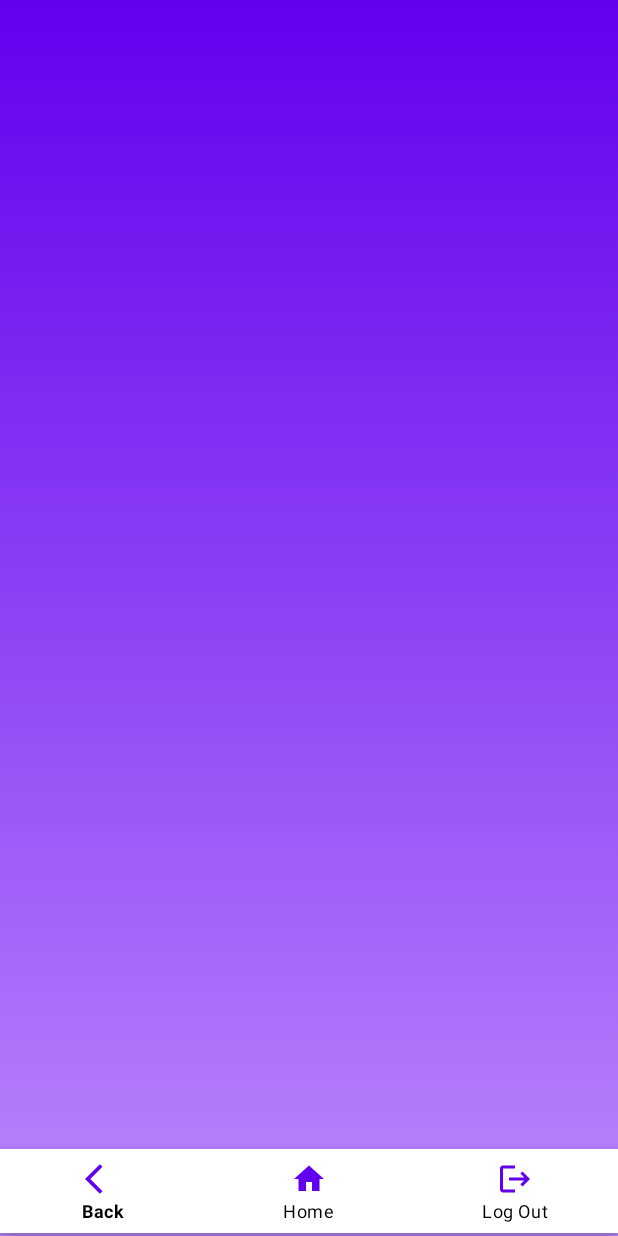
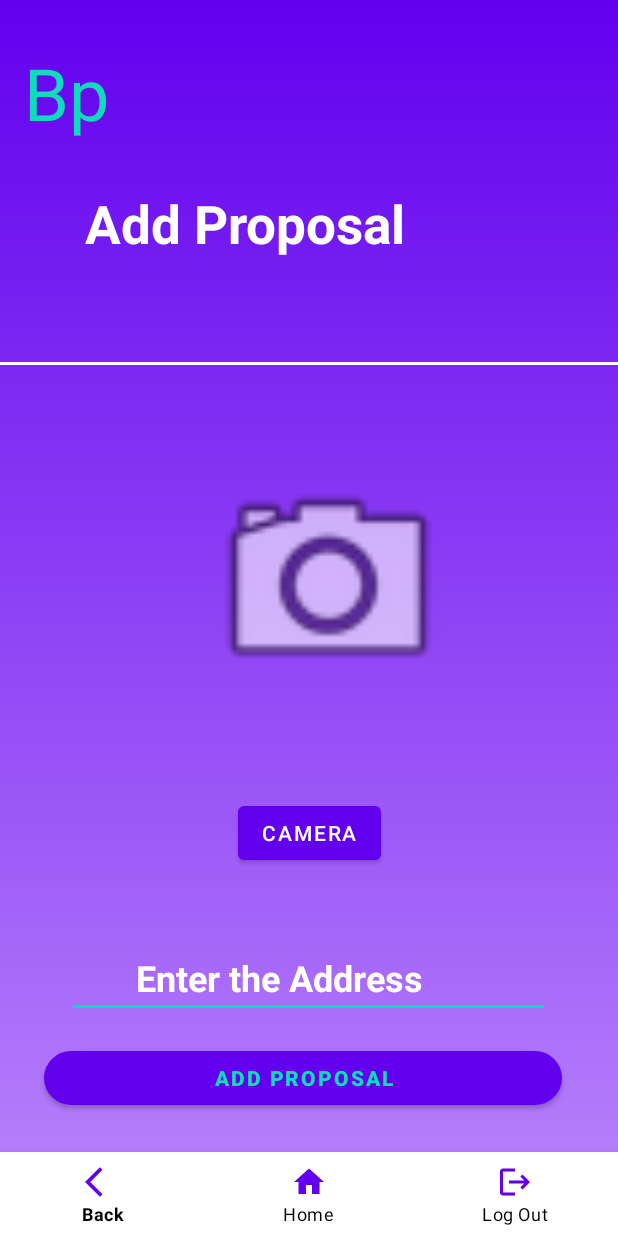
Before and after one commit to shan18u/BuildPlan-App, an Android app: the MainActivity screen opened directly, with no data from a screen before it, on a phone screen of 412 x 824 dp. Run offline under Robolectric (Android 15) with nearby library versions, the phone set to English and light mode, and no system bars.

Commit message:
Updated Main xml

```diff
--- a/app/src/main/res/layout/activity_main.xml
+++ b/app/src/main/res/layout/activity_main.xml
@@ -9,28 +9,126 @@
     tools:context=".MainActivity">
 
 
-    <FrameLayout
-        android:id="@+id/container"
-        android:layout_width="0dp"
-        android:layout_height="0dp"
+    <ImageView
+        android:id="@+id/ivUser"
+        android:layout_width="354dp"
+        android:layout_height="172dp"
+        app:layout_constraintBottom_toTopOf="@+id/btntakePictureLauncher"
+        app:layout_constraintEnd_toEndOf="parent"
+        app:layout_constraintHorizontal_bias="0.719"
+        app:layout_constraintStart_toStartOf="parent"
+        app:layout_constraintTop_toBottomOf="@+id/view3"
+        app:layout_constraintVertical_bias="0.5"
+        app:srcCompat="@android:drawable/ic_menu_camera"
+
+        />
+
+    <Button
+        android:id="@+id/accept2"
+        android:layout_width="345dp"
+        android:layout_height="48dp"
+        android:layout_marginStart="29dp"
+        android:layout_marginTop="6dp"
+        android:layout_marginEnd="37dp"
+        android:layout_marginBottom="15dp"
+        android:onClick="OnAcceptClick"
+        android:text="Add Proposal"
+        android:textColor="@color/blueblack"
+        android:textStyle="bold"
+        app:cornerRadius="45dp"
         app:layout_constraintBottom_toTopOf="@+id/bottom_navigation"
         app:layout_constraintEnd_toEndOf="parent"
+        app:layout_constraintHorizontal_bias="1.0"
+        app:layout_constraintStart_toStartOf="parent"
+        app:layout_constraintTop_toBottomOf="@+id/textView3"
+        app:layout_constraintVertical_bias="0.698" />
+
+    <EditText
+        android:id="@+id/textView3"
+        android:layout_width="322dp"
+        android:layout_height="51dp"
+        android:layout_marginTop="384dp"
+        android:layout_marginBottom="10dp"
+        android:hint="       Enter the Address"
+        android:textColorHint="@color/white"
+        android:textSize="24sp"
+        android:textStyle="bold"
+        app:layout_constraintBottom_toTopOf="@+id/accept2"
+        app:layout_constraintEnd_toEndOf="parent"
+        app:layout_constraintHorizontal_bias="0.493"
+        app:layout_constraintStart_toStartOf="parent"
+        app:layout_constraintTop_toBottomOf="@+id/view3" />
+
+    <TextView
+        android:id="@+id/imageView5"
+        android:layout_width="93dp"
+        android:layout_height="66dp"
+        android:shadowColor="#AD3B99"
+        android:text="Bp"
+        android:textColor="@color/blueblack"
+        android:textSize="48sp"
+        app:layout_constraintBottom_toTopOf="@+id/view3"
+        app:layout_constraintEnd_toEndOf="parent"
+        app:layout_constraintHorizontal_bias="0.05"
         app:layout_constraintStart_toStartOf="parent"
         app:layout_constraintTop_toTopOf="parent"
-    />
+        app:layout_constraintVertical_bias="0.166" />
+
+    <View
+        android:id="@+id/view3"
+        android:layout_width="wrap_content"
+        android:layout_height="2dp"
+        android:background="@color/white"
+        app:layout_constraintBottom_toTopOf="@+id/ivUser"
+        app:layout_constraintEnd_toEndOf="parent"
+        app:layout_constraintHorizontal_bias="0.0"
+        app:layout_constraintStart_toStartOf="parent"
+        app:layout_constraintTop_toBottomOf="@+id/area_name"
+        app:layout_constraintVertical_bias="0.5" />
+
+    <TextView
+        android:id="@+id/area_name"
+        android:layout_width="219dp"
+        android:layout_height="57dp"
+        android:layout_marginTop="80dp"
+        android:layout_marginEnd="136dp"
+        android:layout_marginBottom="13dp"
+        android:text="Add Proposal"
+        android:textColor="@color/white"
+        android:textSize="35sp"
+        android:textStyle="bold"
+        app:layout_constraintBottom_toTopOf="@+id/view3"
+        app:layout_constraintEnd_toEndOf="parent"
+        app:layout_constraintHorizontal_bias="1.0"
+        app:layout_constraintStart_toStartOf="@+id/view3"
+        app:layout_constraintTop_toTopOf="parent" />
 
     <com.google.android.material.bottomnavigation.BottomNavigationView
         android:id="@+id/bottom_navigation"
         android:layout_width="match_parent"
-        android:layout_height="wrap_content"
+        android:layout_height="56dp"
+        android:layout_marginTop="10dp"
         app:itemIconTint="@color/purple_500"
         app:itemTextColor="#000000"
         app:layout_constraintBottom_toBottomOf="parent"
         app:layout_constraintEnd_toEndOf="parent"
+        app:layout_constraintHorizontal_bias="0.0"
         app:layout_constraintStart_toStartOf="parent"
-        app:layout_constraintTop_toTopOf="parent"
-        app:layout_constraintVertical_bias="0.997"
+        app:layout_constraintTop_toBottomOf="@+id/accept2"
+        app:layout_constraintVertical_bias="0.5"
         app:menu="@menu/bottom_nav_menu" />
+
+    <Button
+        android:id="@+id/btntakePictureLauncher"
+        android:layout_width="wrap_content"
+        android:layout_height="wrap_content"
+        android:layout_marginBottom="48dp"
+        android:text="Camera"
+        app:layout_constraintBottom_toTopOf="@+id/textView3"
+        app:layout_constraintEnd_toEndOf="parent"
+        app:layout_constraintStart_toStartOf="parent" />
+
+
 
 
 </androidx.constraintlayout.widget.ConstraintLayout>
```
Also changed, not shown: 1 other file.
